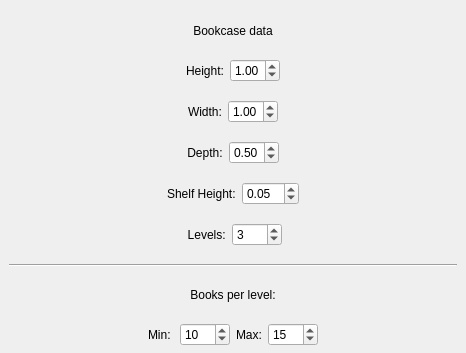
Above: cgpTools/library.ui from majohdezo/VFXScripting before the change; both pictures show x 0 to 466 and y 0 to 353 of the 466 by 553 pixel window. Below: the same form after it.
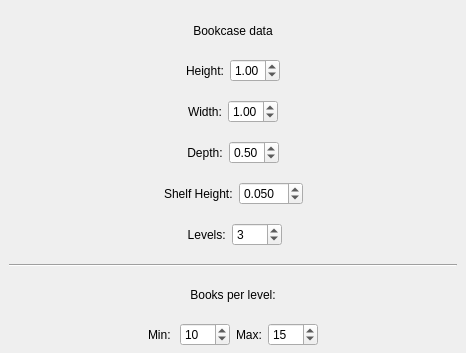
That is the form after the change.

Commit message: Shelf heights validated

Patch:
```diff
--- a/cgpTools/library.ui
+++ b/cgpTools/library.ui
@@ -319,8 +319,11 @@
       </item>
       <item>
        <widget class="QDoubleSpinBox" name="ShelfHeightSpinBox">
+        <property name="decimals">
+         <number>3</number>
+        </property>
         <property name="minimum">
-         <double>0.010000000000000</double>
+         <double>0.001000000000000</double>
         </property>
         <property name="singleStep">
          <double>0.010000000000000</double>
```
The commit also changes 2 other files.
